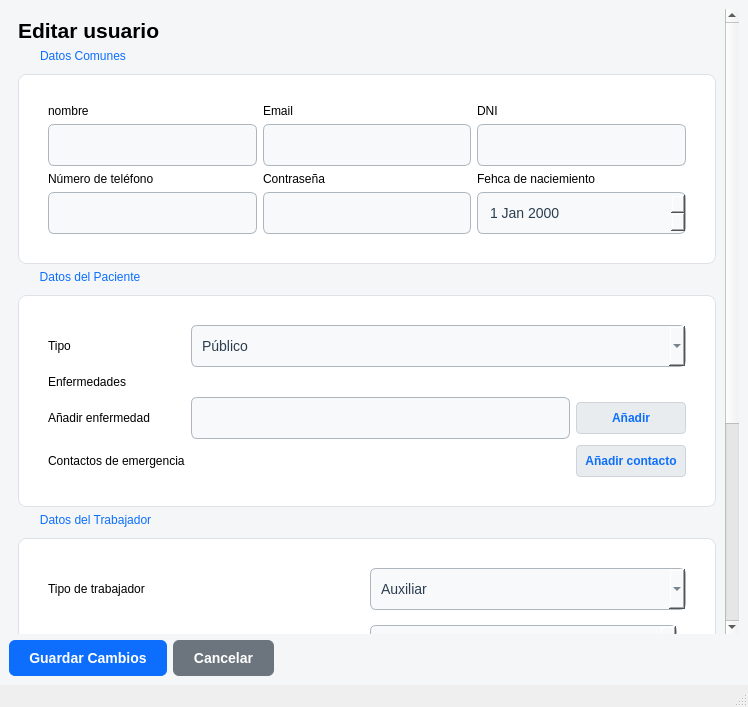
This is src/vista/ui/admin/editar_usuario.ui in mbatla00/cediza_IS as Qt 5 draws it before an edit. The edited form follows.
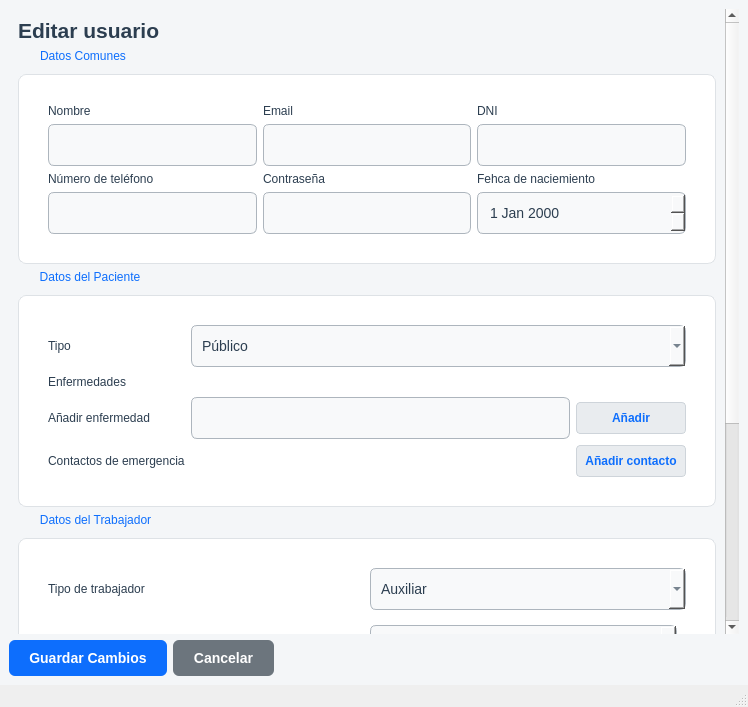
This is the edited form.

```diff
--- a/src/vista/ui/admin/editar_usuario.ui
+++ b/src/vista/ui/admin/editar_usuario.ui
@@ -19,6 +19,11 @@
     background-color: #f4f6f8;
 }
 
+/* NUEVO: Color oscuro para todas las etiquetas de texto (Nombre, Teléfono, etc.) */
+QLabel {
+    color: #2c3e50;
+}
+
 /* 2. Ocultar los bordes feos del ScrollArea para que parezca web */
 QScrollArea {
     border: none;
@@ -56,6 +61,8 @@
     font-size: 14px;
     color: #2c3e50;
     min-height: 20px;
+    selection-background-color: #0d6efd; /* Color azul al seleccionar texto */
+    selection-color: #ffffff;            /* Letra blanca al seleccionar texto */
 }
 
 /* Efecto al escribir o seleccionar */
@@ -64,6 +71,16 @@
     background-color: #ffffff;
 }
 
+/* 🌟 SOLUCIÓN AL DESPLEGABLE OSCURO DEL COMBOBOX 🌟 */
+QComboBox QAbstractItemView {
+    background-color: #ffffff;
+    background: #ffffff;
+    color: #2c3e50;
+    border: 1px solid #dee2e6;
+    selection-background-color: #0d6efd; /* Azul al pasar el ratón por los ítems */
+    selection-color: #ffffff;
+}
+
 /* 6. Botones Fijos de abajo */
 QPushButton#btn_guardar {
     background-color: #0d6efd;
@@ -163,7 +180,7 @@
            <item row="0" column="0">
             <widget class="QLabel" name="label_2">
              <property name="text">
-              <string>nombre</string>
+              <string>Nombre</string>
              </property>
             </widget>
            </item>
```
Left out of the diff: 2 changed lines with no effect on the pictures.
